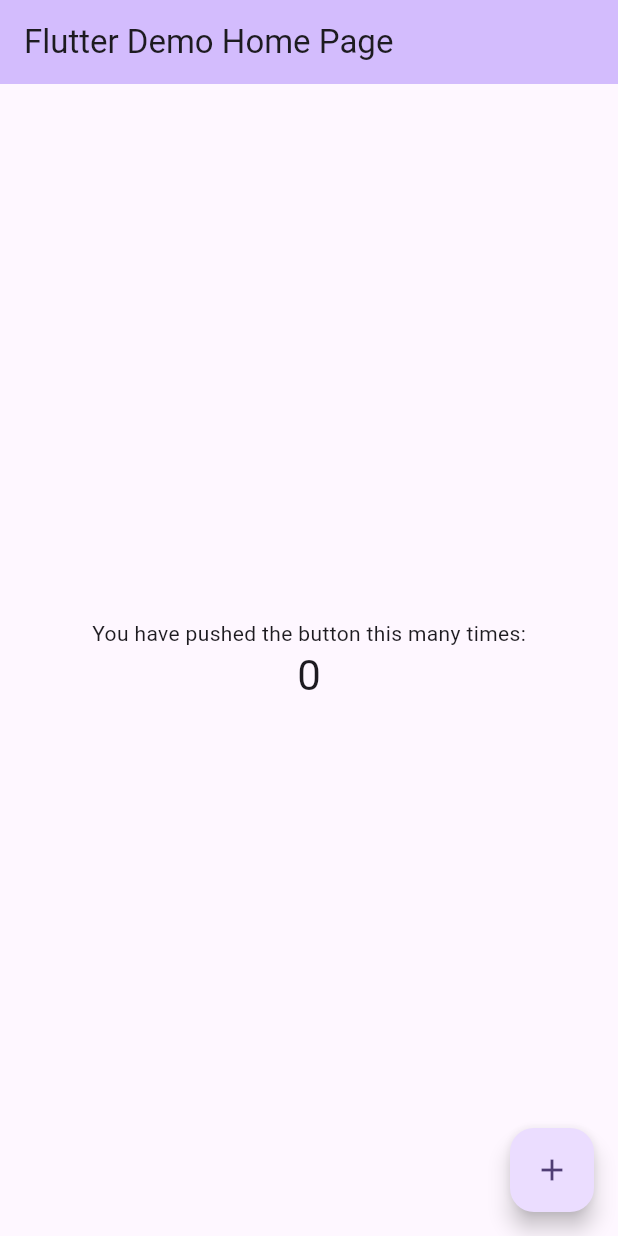
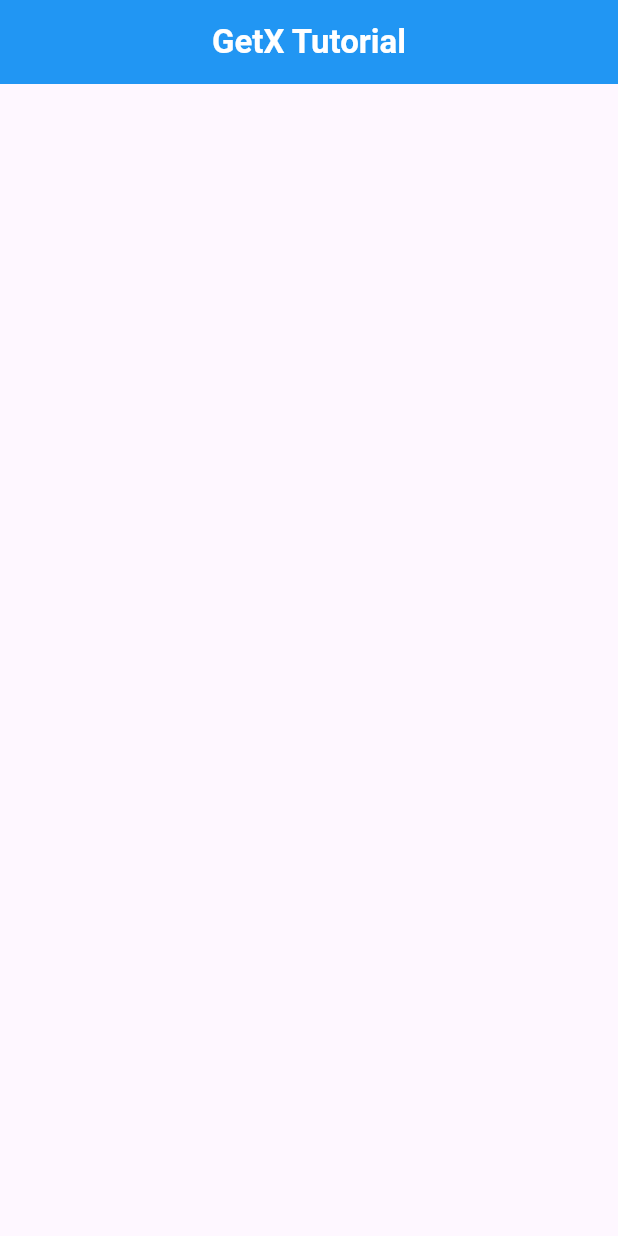
Before and after one commit to alhasann351/getx_light_dark_theme, a Flutter app: the screen it shows after launch, on a phone screen of 412 x 824 dp. Run offline on Flutter 3.47's test engine with Material 3 defaults, Android fonts, the phone set to English and light mode, and no system bars; our stand-ins replace get.

Commit message:
myhomepage-appbar-created

```diff
--- a/lib/main.dart
+++ b/lib/main.dart
@@ -1,4 +1,6 @@
 import 'package:flutter/material.dart';
+import 'package:get/get.dart';
+import 'my_home_page.dart';
 
 void main() {
   runApp(const MyApp());
@@ -7,119 +9,11 @@ void main() {
 class MyApp extends StatelessWidget {
   const MyApp({super.key});
 
-  // This widget is the root of your application.
   @override
   Widget build(BuildContext context) {
-    return MaterialApp(
-      title: 'Flutter Demo',
-      theme: ThemeData(
-        // This is the theme of your application.
-        //
-        // TRY THIS: Try running your application with "flutter run". You'll see
-        // the application has a purple toolbar. Then, without quitting the app,
-        // try changing the seedColor in the colorScheme below to Colors.green
-        // and then invoke "hot reload" (save your changes or press the "hot
-        // reload" button in a Flutter-supported IDE, or press "r" if you used
-        // the command line to start the app).
-        //
-        // Notice that the counter didn't reset back to zero; the application
-        // state is not lost during the reload. To reset the state, use hot
-        // restart instead.
-        //
-        // This works for code too, not just values: Most code changes can be
-        // tested with just a hot reload.
-        colorScheme: ColorScheme.fromSeed(seedColor: Colors.deepPurple),
-        useMaterial3: true,
-      ),
-      home: const MyHomePage(title: 'Flutter Demo Home Page'),
+    return const GetMaterialApp(
+      debugShowCheckedModeBanner: false,
+      home: MyHomePage(),
     );
   }
 }
-
-class MyHomePage extends StatefulWidget {
-  const MyHomePage({super.key, required this.title});
-
-  // This widget is the home page of your application. It is stateful, meaning
-  // that it has a State object (defined below) that contains fields that affect
-  // how it looks.
-
-  // This class is the configuration for the state. It holds the values (in this
-  // case the title) provided by the parent (in this case the App widget) and
-  // used by the build method of the State. Fields in a Widget subclass are
-  // always marked "final".
-
-  final String title;
-
-  @override
-  State<MyHomePage> createState() => _MyHomePageState();
-}
-
-class _MyHomePageState extends State<MyHomePage> {
-  int _counter = 0;
-
-  void _incrementCounter() {
-    setState(() {
-      // This call to setState tells the Flutter framework that something has
-      // changed in this State, which causes it to rerun the build method below
-      // so that the display can reflect the updated values. If we changed
-      // _counter without calling setState(), then the build method would not be
-      // called again, and so nothing would appear to happen.
-      _counter++;
-    });
-  }
-
-  @override
-  Widget build(BuildContext context) {
-    // This method is rerun every time setState is called, for instance as done
-    // by the _incrementCounter method above.
-    //
-    // The Flutter framework has been optimized to make rerunning build methods
-    // fast, so that you can just rebuild anything that needs updating rather
-    // than having to individually change instances of widgets.
-    return Scaffold(
-      appBar: AppBar(
-        // TRY THIS: Try changing the color here to a specific color (to
-        // Colors.amber, perhaps?) and trigger a hot reload to see the AppBar
-        // change color while the other colors stay the same.
-        backgroundColor: Theme.of(context).colorScheme.inversePrimary,
-        // Here we take the value from the MyHomePage object that was created by
-        // the App.build method, and use it to set our appbar title.
-        title: Text(widget.title),
-      ),
-      body: Center(
-        // Center is a layout widget. It takes a single child and positions it
-        // in the middle of the parent.
-        child: Column(
-          // Column is also a layout widget. It takes a list of children and
-          // arranges them vertically. By default, it sizes itself to fit its
-          // children horizontally, and tries to be as tall as its parent.
-          //
-          // Column has various properties to control how it sizes itself and
-          // how it positions its children. Here we use mainAxisAlignment to
-          // center the children vertically; the main axis here is the vertical
-          // axis because Columns are vertical (the cross axis would be
-          // horizontal).
-          //
-          // TRY THIS: Invoke "debug painting" (choose the "Toggle Debug Paint"
-          // action in the IDE, or press "p" in the console), to see the
-          // wireframe for each widget.
-          mainAxisAlignment: MainAxisAlignment.center,
-          children: <Widget>[
-            const Text(
-              'You have pushed the button this many times:',
-            ),
-            Text(
-              '$_counter',
-              style: Theme.of(context).textTheme.headlineMedium,
-            ),
-          ],
-        ),
-      ),
-      floatingActionButton: FloatingActionButton(
-        onPressed: _incrementCounter,
-        tooltip: 'Increment',
-        child: const Icon(Icons.add),
-      ), // This trailing comma makes auto-formatting nicer for build methods.
-    );
-  }
-}
--- /dev/null
+++ b/lib/my_home_page.dart
@@ -0,0 +1,28 @@
+import 'package:flutter/material.dart';
+
+class MyHomePage extends StatefulWidget {
+  const MyHomePage({super.key});
+
+  @override
+  State<MyHomePage> createState() => _MyHomePageState();
+}
+
+class _MyHomePageState extends State<MyHomePage> {
+  @override
+  Widget build(BuildContext context) {
+    return Scaffold(
+      appBar: AppBar(
+        centerTitle: true,
+        backgroundColor: Colors.blue,
+        title: const Text(
+          'GetX Tutorial',
+          style: TextStyle(
+            fontSize: 22,
+            color: Colors.white,
+            fontWeight: FontWeight.bold,
+          ),
+        ),
+      ),
+    );
+  }
+}
--- a/pubspec.yaml
+++ b/pubspec.yaml
@@ -35,6 +35,7 @@ dependencies:
   # The following adds the Cupertino Icons font to your application.
   # Use with the CupertinoIcons class for iOS style icons.
   cupertino_icons: ^1.0.6
+  get:
 
 dev_dependencies:
   flutter_test:
```
Also changed, not shown: pubspec.lock.
